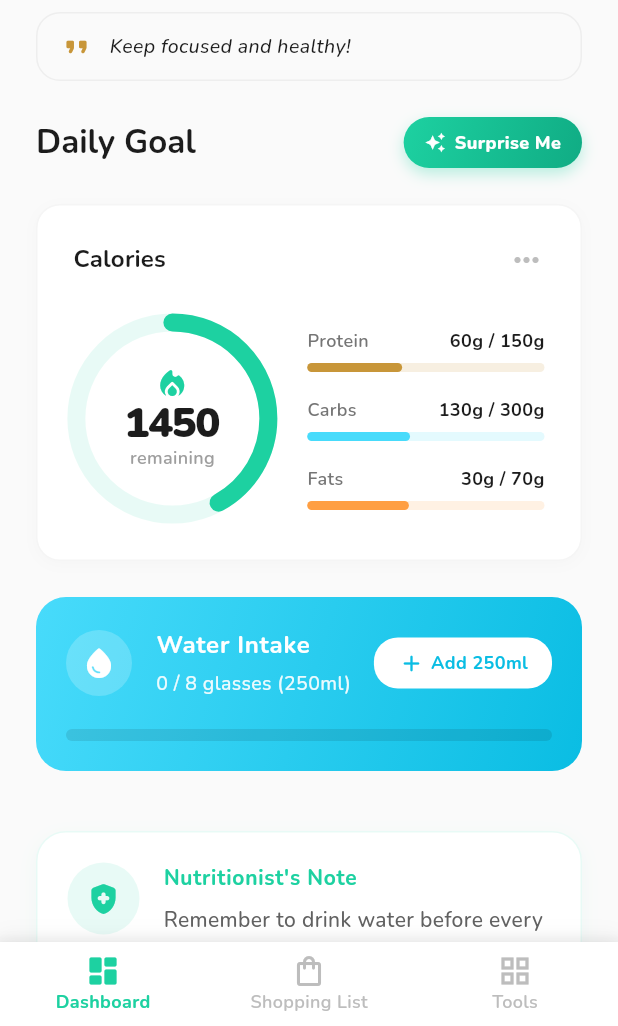
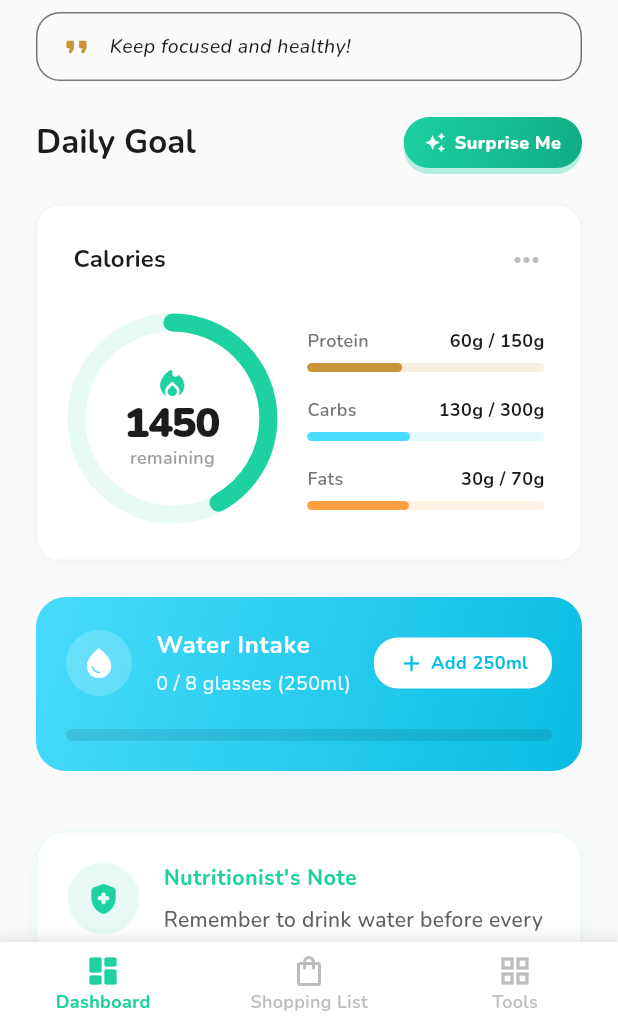
Before and after one commit to juninmd/my-food, a Flutter app: the screen it shows after launch, on a phone screen of 412 x 824 dp, the part 210-1236 px from its top. Run offline on Flutter 3.47's test engine with Material 3 defaults, Android fonts, the phone set to English and light mode, and no system bars; drawn by our look-alikes of percent_indicator; our stand-ins replace carousel_slider, google_fonts, shared_preferences; network calls fail.

Commit message:
Apply suggestion from gemini-code-assist[bot]
Co-authored-by: gemini-code-assist[bot] <gemini-code-assist[bot]@users.noreply.github.com>

```diff
--- a/lib/widgets/dashboard_view.dart
+++ b/lib/widgets/dashboard_view.dart
@@ -128,19 +128,19 @@ class DashboardView extends StatelessWidget {
                       color: Colors.grey.shade50,
                       borderRadius: BorderRadius.circular(16),
                       border: Border.all(
-                          color: Colors.grey.shade200),
+                          color: Theme.of(context).dividerColor),
                     ),
                     child: Row(
                       children: [
                         Icon(Icons.format_quote_rounded,
-                            color: const Color(0xFFC89639), size: 20),
+                            color: colorScheme.secondary, size: 20),
                         const SizedBox(width: 12),
                         Expanded(
                           child: Text(
                             text,
                             style: TextStyle(
                               fontStyle: FontStyle.italic,
-                              color: const Color(0xFF1C1C1C),
+                              color: colorScheme.onSurface,
                               fontSize: 13,
                               fontWeight: FontWeight.w500,
                             ),
@@ -182,10 +182,10 @@ class DashboardView extends StatelessWidget {
                           padding: const EdgeInsets.symmetric(
                               horizontal: 14, vertical: 8),
                           decoration: BoxDecoration(
-                            gradient: const LinearGradient(
+                            gradient: LinearGradient(
                               colors: [
-                                Color(0xFF1DD1A1),
-                                Color(0xFF10AC84),
+                                colorScheme.primary,
+                                const Color(0xFF10AC84), // This could also be part of the theme
                               ],
                               begin: Alignment.topLeft,
                               end: Alignment.bottomRight,
@@ -193,8 +193,7 @@ class DashboardView extends StatelessWidget {
                             borderRadius: BorderRadius.circular(20),
                             boxShadow: [
                               BoxShadow(
-                                color: const Color(0xFF1DD1A1).withOpacity(0.3),
-                                blurRadius: 8,
+                                color: colorScheme.primary.withOpacity(0.3),
                                 offset: const Offset(0, 4),
                               ),
                             ],
```
